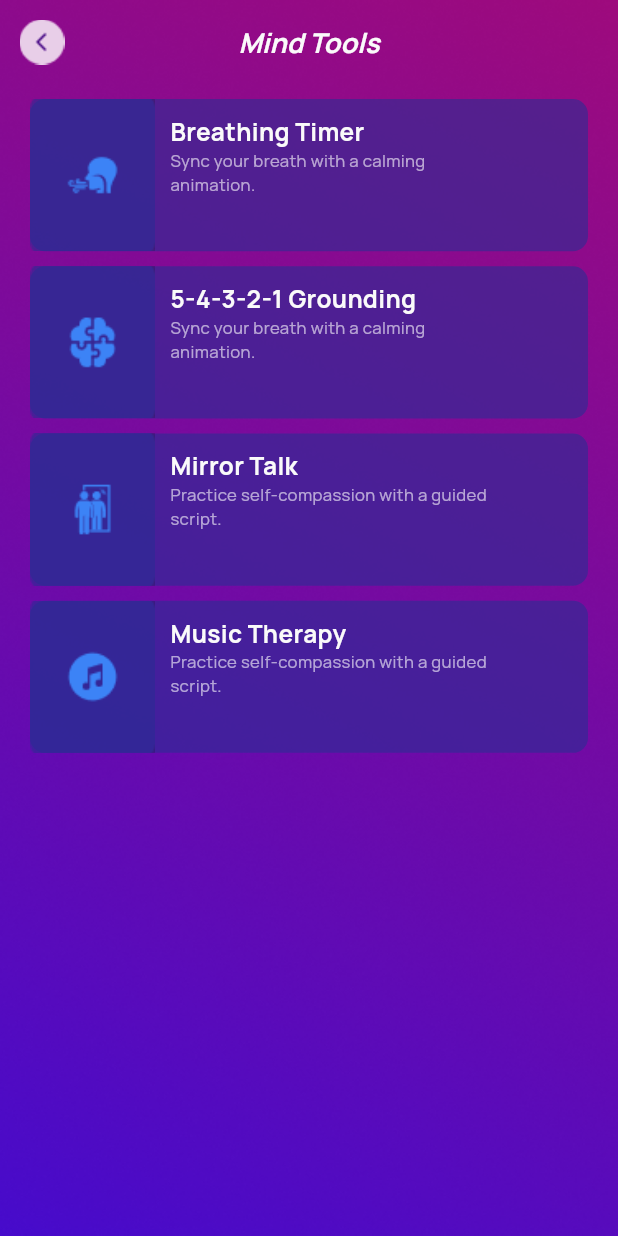
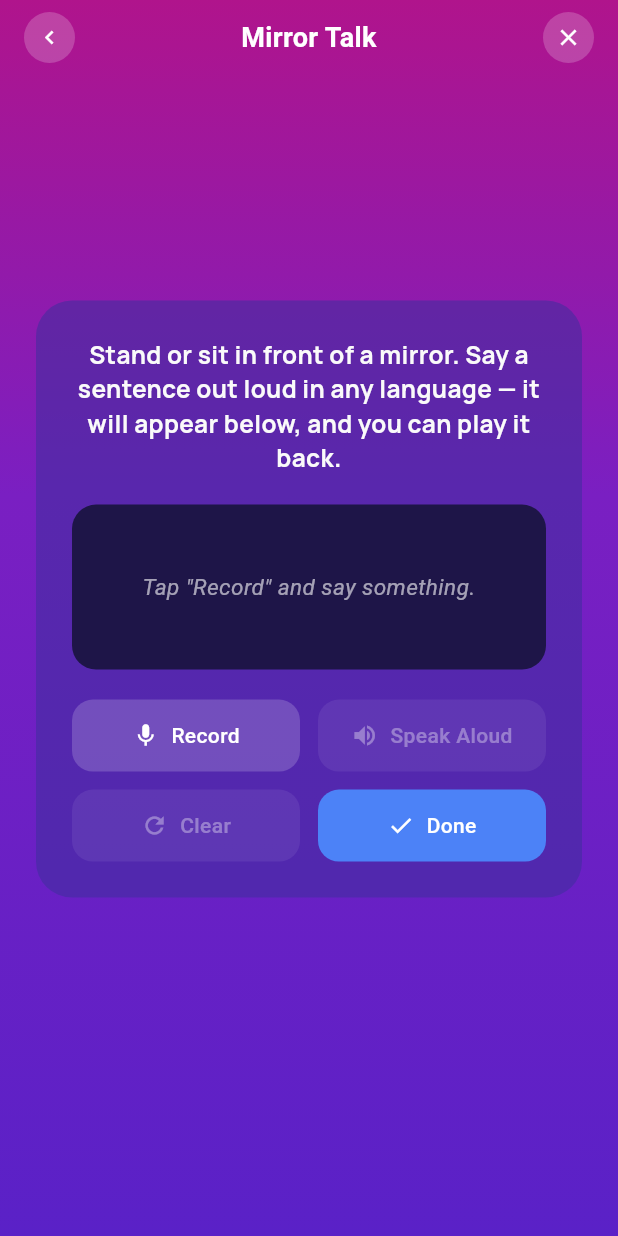
Before and after one commit to MASUDALAM234970/LifeNest, a Flutter app: the Mindtools screen opened by its route, after a tap on "Mirror Talk", on a phone screen of 412 x 824 dp. Run offline on Flutter 3.47's test engine with Material 3 defaults, Android fonts, the phone set to English and light mode, and no system bars; our stand-ins replace flutter_screenutil, flutter_tts, get, google_fonts, speech_to_text; missing offline and left inert: country_picker_pro.

Commit message:
MirrorTalk  Screen UI done

```diff
--- a/lib/app/feature/mind/screens/GroundingScree.dart
+++ b/lib/app/feature/mind/screens/GroundingScree.dart
@@ -51,7 +51,7 @@ class _GroundingScreenState extends State<GroundingScreen> {
         actions: [
           Padding(
             padding: const EdgeInsets.only(right: 15),
-            child: Image.asset("assets/image/arrow/arrow.png"),
+            child: Image.asset("assets/image/arrow/cross.png"),
           ),
         ],
       ),
--- a/lib/app/feature/mind/screens/MindTools.dart
+++ b/lib/app/feature/mind/screens/MindTools.dart
@@ -1,6 +1,7 @@
 import 'package:flutter/material.dart';
 import 'package:lifenest/app/feature/home/controller/HomeController.dart';
 import 'package:lifenest/app/feature/mind/screens/GroundingScree.dart';
+import 'package:lifenest/app/feature/mind/screens/MirrorTalkScreen.dart';
 import '../../../constant/AppTextStyle.dart';
 import 'package:get/get.dart';
 import '../../../routes/routes_name.dart';
@@ -50,7 +51,7 @@ class Mindtools extends GetView<Homecontroller> {
               title: "Mirror Talk",
               subtitle:
                   "Practice self-compassion with a guided\nscript.",
-              onTap: () => Get.to(() => const Mindtools()),
+              onTap: () => Get.to(() => const MirrorTalkScreen()),
             ),
             FeatureCard(
               image: "assets/image/mindtools/mind_4.png",
--- /dev/null
+++ b/lib/app/feature/mind/screens/MirrorTalkScreen.dart
@@ -0,0 +1,384 @@
+import 'package:flutter/material.dart';
+import 'package:flutter_tts/flutter_tts.dart';
+import 'package:speech_to_text/speech_to_text.dart' as stt;
+import 'package:speech_to_text/speech_recognition_result.dart';
+
+import '../../../constant/AppTextStyle.dart';
+
+
+class MirrorTalkScreen extends StatefulWidget {
+  const MirrorTalkScreen({super.key});
+
+  @override
+  State<MirrorTalkScreen> createState() => _MirrorTalkScreenState();
+}
+
+class _MirrorTalkScreenState extends State<MirrorTalkScreen> {
+  final FlutterTts _tts = FlutterTts();
+  final stt.SpeechToText _speech = stt.SpeechToText();
+
+  String _sentence = '';           // what the user said, live-updating
+  String _capturedLocaleId = '';   // locale used to recognize the speech
+  bool _isListening = false;
+  bool _isSpeaking = false;
+  bool _speechAvailable = false;
+
+  @override
+  void initState() {
+    super.initState();
+    _tts.setStartHandler(() => setState(() => _isSpeaking = true));
+    _tts.setCompletionHandler(() => setState(() => _isSpeaking = false));
+    _tts.setCancelHandler(() => setState(() => _isSpeaking = false));
+    _initSpeech();
+  }
+
+  Future<void> _initSpeech() async {
+    _speechAvailable = await _speech.initialize(
+      onStatus: (status) {
+        if (status == 'done' || status == 'notListening') {
+          setState(() => _isListening = false);
+        }
+      },
+      onError: (_) => setState(() => _isListening = false),
+    );
+    setState(() {});
+  }
+
+  Future<void> _toggleRecording() async {
+    if (_isListening) {
+      await _speech.stop();
+      setState(() => _isListening = false);
+      return;
+    }
+
+    if (!_speechAvailable) {
+      await _initSpeech();
+      if (!_speechAvailable) {
+        if (!mounted) return;
+        ScaffoldMessenger.of(context).showSnackBar(
+          const SnackBar(content: Text('Speech recognition not available')),
+        );
+        return;
+      }
+    }
+
+    setState(() {
+      _isListening = true;
+      _sentence = '';
+    });
+
+    // Passing localeId: null lets the plugin use the device's current
+    // system language automatically — so it works for any language the
+    // phone/user is set to speak in, with no hard-coded list.
+    _speech.listen(
+      onResult: (SpeechRecognitionResult result) {
+        setState(() {
+          _sentence = result.recognizedWords;
+        });
+        if (result.finalResult) {
+          setState(() => _isListening = false);
+        }
+      },
+      localeId: null,
+    );
+
+    // Record which locale was actually used, so playback matches it.
+    final systemLocale = await _speech.systemLocale();
+    _capturedLocaleId = systemLocale?.localeId ?? '';
+  }
+
+  Future<void> _speakAloud() async {
+    if (_sentence.trim().isEmpty) return;
+
+    if (_isSpeaking) {
+      await _tts.stop();
+      return;
+    }
+
+    // Use the same locale that was used to capture the speech, so a
+    // Bengali sentence is read back in Bengali, a Hindi one in Hindi, etc.
+    if (_capturedLocaleId.isNotEmpty) {
+      try {
+        await _tts.setLanguage(_capturedLocaleId);
+      } catch (_) {
+        // Falls back to whatever the TTS engine's default is if the
+        // exact locale isn't installed on the device.
+      }
+    }
+
+    await _tts.setPitch(1.0);
+    await _tts.setSpeechRate(0.45);
+    await _tts.speak(_sentence);
+  }
+
+  void _clear() {
+    setState(() {
+      _sentence = '';
+      _capturedLocaleId = '';
+    });
+  }
+
+  @override
+  void dispose() {
+    _tts.stop();
+    _speech.stop();
+    super.dispose();
+  }
+
+  @override
+  Widget build(BuildContext context) {
+    final hasSentence = _sentence.trim().isNotEmpty;
+
+    return Scaffold(
+      body: Container(
+        width: double.infinity,
+        height: double.infinity,
+        decoration: const BoxDecoration(
+          gradient: LinearGradient(
+            begin: Alignment.topCenter,
+            end: Alignment.bottomCenter,
+            colors: [
+              Color(0xFFB0148C),
+              Color(0xFF7A1FC2),
+              Color(0xFF5A21C7),
+            ],
+            stops: [0.0, 0.4, 1.0],
+          ),
+        ),
+        child: SafeArea(
+          child: Column(
+            children: [
+              // Top bar
+              Padding(
+                padding: const EdgeInsets.symmetric(horizontal: 16, vertical: 8),
+                child: Row(
+                  children: [
+                    _CircleIconButton(
+                      icon: Icons.chevron_left,
+                      onTap: () => Navigator.of(context).maybePop(),
+                    ),
+                    const Expanded(
+                      child: Text(
+                        'Mirror Talk',
+                        textAlign: TextAlign.center,
+                        style: TextStyle(
+                          color: Colors.white,
+                          fontSize: 18,
+                          fontWeight: FontWeight.w600,
+                        ),
+                      ),
+                    ),
+                    _CircleIconButton(
+                      icon: Icons.close,
+                      onTap: () => Navigator.of(context).maybePop(),
+                    ),
+                  ],
+                ),
+              ),
+
+              const Spacer(flex: 2),
+
+              Padding(
+                padding: const EdgeInsets.symmetric(horizontal: 24),
+                child: Container(
+                  width: double.infinity,
+                  padding: const EdgeInsets.all(24),
+                  decoration: BoxDecoration(
+                    color: const Color(0xFF3D2E9C).withOpacity(0.55),
+                    borderRadius: BorderRadius.circular(24),
+                  ),
+                  child: Column(
+                    children: [
+                      Text(
+                        'Stand or sit in front of a mirror. Say a sentence out '
+                            'loud in any language — it will appear below, and you '
+                            'can play it back.',
+                        textAlign: TextAlign.center,
+                        style: AppTextStyle.mango70016sos
+                      ),
+                      const SizedBox(height: 20),
+
+                      // Sentence display card — filled ONLY by what the user says.
+                      Container(
+                        width: double.infinity,
+                        constraints: const BoxConstraints(minHeight: 110),
+                        padding: const EdgeInsets.symmetric(
+                            vertical: 24, horizontal: 16),
+                        decoration: BoxDecoration(
+                          color: const Color(0xFF1E1548),
+                          borderRadius: BorderRadius.circular(16),
+                        ),
+                        alignment: Alignment.center,
+                        child: hasSentence
+                            ? Text(
+                          _sentence,
+                          textAlign: TextAlign.center,
+                          style: const TextStyle(
+                            color: Colors.white,
+                            fontSize: 20,
+                            fontWeight: FontWeight.w700,
+                            height: 1.3,
+                          ),
+                        )
+                            : Text(
+                          _isListening
+                              ? 'Listening…'
+                              : 'Tap "Record" and say something.',
+                          textAlign: TextAlign.center,
+                          style: TextStyle(
+                            color: Colors.white.withOpacity(0.6),
+                            fontSize: 15,
+                            fontStyle: FontStyle.italic,
+                          ),
+                        ),
+                      ),
+
+                      const SizedBox(height: 20),
+
+                      Row(
+                        children: [
+                          Expanded(
+                            child: _ActionButton(
+                              icon: _isListening ? Icons.stop : Icons.mic,
+                              label: _isListening
+                                  ? 'Listening…'
+                                  : (hasSentence ? 'Record Again' : 'Record'),
+                              onTap: _toggleRecording,
+                              highlighted: _isListening,
+                            ),
+                          ),
+                          const SizedBox(width: 12),
+                          Expanded(
+                            child: _ActionButton(
+                              icon: _isSpeaking
+                                  ? Icons.stop_circle_outlined
+                                  : Icons.volume_up,
+                              label: _isSpeaking ? 'Stop' : 'Speak Aloud',
+                              onTap: hasSentence ? _speakAloud : () {},
+                              disabled: !hasSentence,
+                            ),
+                          ),
+                        ],
+                      ),
+                      const SizedBox(height: 12),
+                      Row(
+                        children: [
+                          Expanded(
+                            child: _ActionButton(
+                              icon: Icons.refresh,
+                              label: 'Clear',
+                              onTap: hasSentence ? _clear : () {},
+                              disabled: !hasSentence,
+                            ),
+                          ),
+                          const SizedBox(width: 12),
+                          Expanded(
+                            child: _ActionButton(
+                              icon: Icons.check,
+                              label: 'Done',
+                              onTap: () => Navigator.of(context).maybePop(),
+                              filled: true,
+                            ),
+                          ),
+                        ],
+                      ),
+                    ],
+                  ),
+                ),
+              ),
+
+              const Spacer(flex: 3),
+            ],
+          ),
+        ),
+      ),
+    );
+  }
+}
+
+class _ActionButton extends StatelessWidget {
+  final IconData icon;
+  final String label;
+  final VoidCallback onTap;
+  final bool filled;
+  final bool highlighted;
+  final bool disabled;
+
+  const _ActionButton({
+    required this.icon,
+    required this.label,
+    required this.onTap,
+    this.filled = false,
+    this.highlighted = false,
+    this.disabled = false,
+  });
+
+  @override
+  Widget build(BuildContext context) {
+    final Color background = filled
+        ? const Color(0xFF4C82F7)
+        : (highlighted
+        ? Colors.white.withOpacity(0.35)
+        : Colors.white.withOpacity(0.18));
+
+    return Opacity(
+      opacity: disabled ? 0.4 : 1.0,
+      child: Material(
+        color: Colors.transparent,
+        child: InkWell(
+          onTap: disabled ? null : onTap,
+          borderRadius: BorderRadius.circular(14),
+          child: Container(
+            padding: const EdgeInsets.symmetric(vertical: 14),
+            decoration: BoxDecoration(
+              color: background,
+              borderRadius: BorderRadius.circular(14),
+            ),
+            child: Row(
+              mainAxisAlignment: MainAxisAlignment.center,
+              children: [
+                Icon(icon, color: Colors.white, size: 18),
+                const SizedBox(width: 8),
+                Flexible(
+                  child: Text(
+                    label,
+                    style: const TextStyle(
+                      color: Colors.white,
+                      fontSize: 14,
+                      fontWeight: FontWeight.w500,
+                    ),
+                    overflow: TextOverflow.ellipsis,
+                  ),
+                ),
+              ],
+            ),
+          ),
+        ),
+      ),
+    );
+  }
+}
+
+class _CircleIconButton extends StatelessWidget {
+  final IconData icon;
+  final VoidCallback onTap;
+
+  const _CircleIconButton({required this.icon, required this.onTap});
+
+  @override
+  Widget build(BuildContext context) {
+    return InkWell(
+      onTap: onTap,
+      customBorder: const CircleBorder(),
+      child: Container(
+        width: 34,
+        height: 34,
+        decoration: BoxDecoration(
+          shape: BoxShape.circle,
+          color: Colors.white.withOpacity(0.2),
+        ),
+        child: Icon(icon, color: Colors.white, size: 18),
+      ),
+    );
+  }
+}
--- a/pubspec.yaml
+++ b/pubspec.yaml
@@ -33,8 +33,9 @@ dev_dependencies:
   image_picker:
   easy_stepper: ^1.0.1
   country_picker_pro: ^0.0.5
-
   flutter_lints: ^6.0.0
+  flutter_tts: ^4.0.2
+  speech_to_text: ^7.0.0
 
   flutter_launcher_icons:
 flutter_icons:
```
Also changed, not shown: assets/image/arrow/cross.png (added), pubspec.lock, 4 other files.
